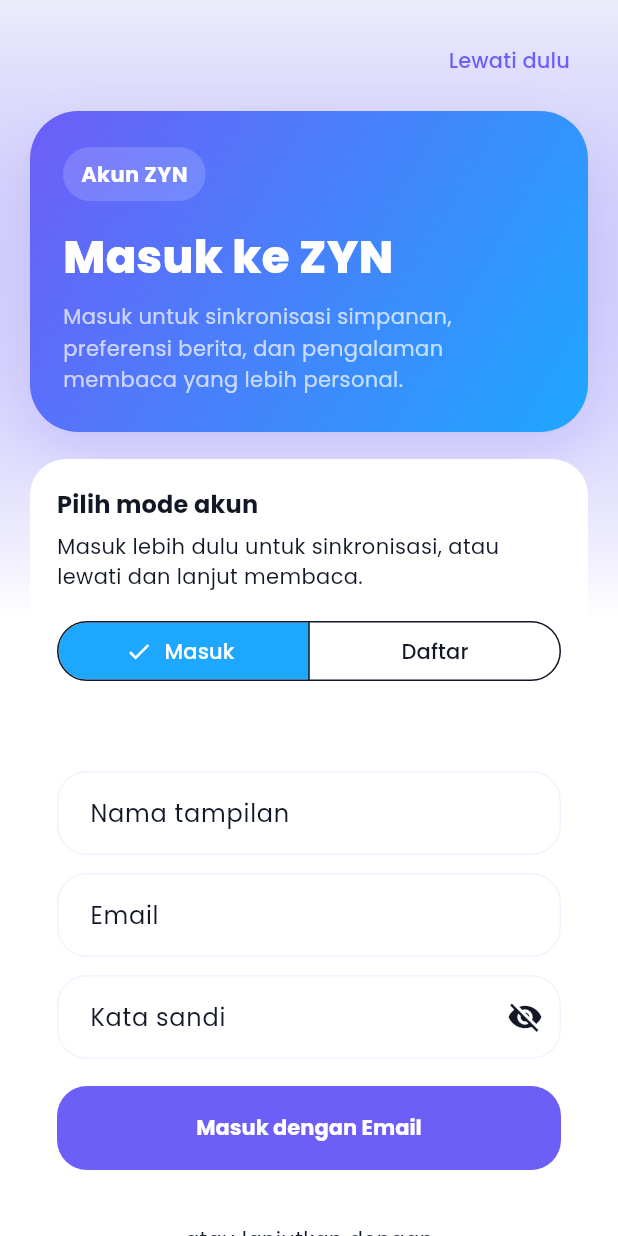
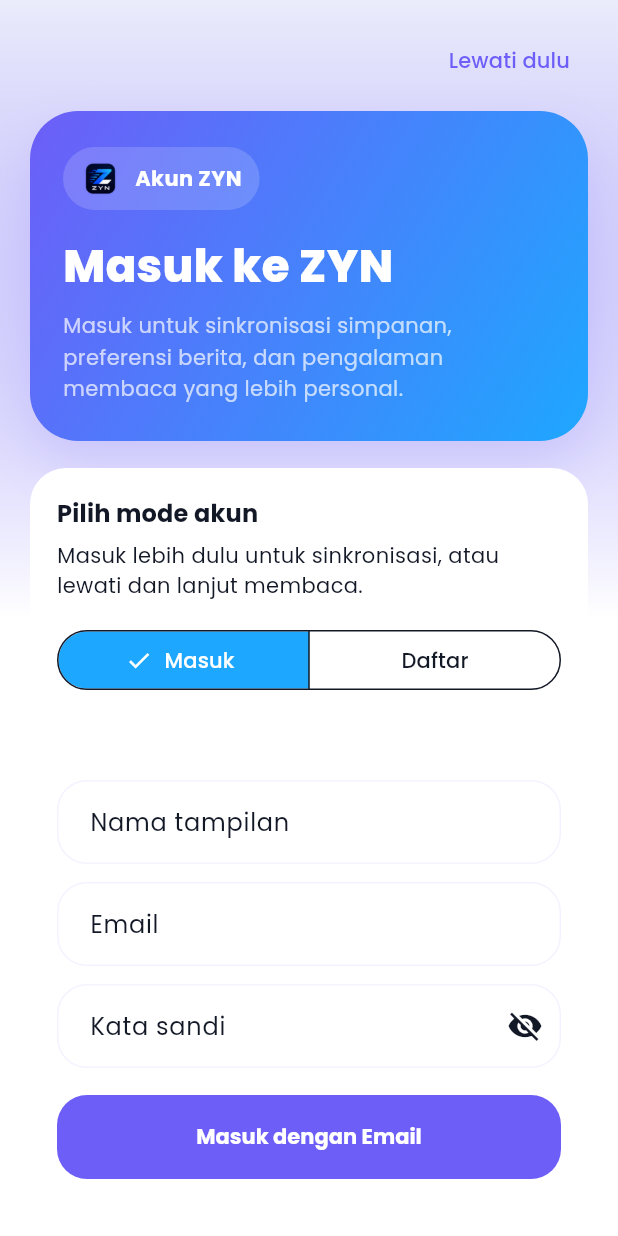
Before and after one commit to Arvanda-n/Zenith-Your-News, a Flutter app: the screen it shows after launch, after a tap on "Lewati", on a phone screen of 412 x 824 dp. Run offline on Flutter 3.47's test engine with Material 3 defaults, Android fonts, the light colour scheme and no system bars; our stand-ins replace google_fonts, share_plus, shared_preferences.

Commit message:
Apply provided ZYN logo across core branding

```diff
--- a/lib/screens/home_screen.dart
+++ b/lib/screens/home_screen.dart
@@ -5,6 +5,7 @@
 import '../theme/app_theme.dart';
 import '../utils/news_category.dart';
 import '../widgets/news_image.dart';
+import '../widgets/zyn_logo.dart';
 
 class HomeScreen extends StatefulWidget {
   const HomeScreen({
@@ -315,15 +316,13 @@
                   child: Column(
                     crossAxisAlignment: CrossAxisAlignment.start,
                     children: [
-                      const Text(
-                        'ZYN',
-                        style: TextStyle(
-                          color: Colors.white,
-                          fontSize: 30,
-                          fontWeight: FontWeight.w800,
-                        ),
+                      const ZynLogo(
+                        size: 52,
+                        radius: 16,
+                        showPlate: true,
+                        padding: EdgeInsets.all(4),
                       ),
-                      const SizedBox(height: 4),
+                      const SizedBox(height: 10),
                       Text(
                         greeting,
                         maxLines: 2,
--- a/lib/screens/login_screen.dart
+++ b/lib/screens/login_screen.dart
@@ -1,6 +1,7 @@
 import 'package:flutter/material.dart';
 
 import '../theme/app_theme.dart';
+import '../widgets/zyn_logo.dart';
 
 enum _AuthMode { masuk, daftar }
 
@@ -185,12 +186,19 @@
                         color: Colors.white.withValues(alpha: 0.16),
                         borderRadius: BorderRadius.circular(999),
                       ),
-                      child: const Text(
-                        'Akun ZYN',
-                        style: TextStyle(
-                          color: Colors.white,
-                          fontWeight: FontWeight.w700,
-                        ),
+                      child: const Row(
+                        mainAxisSize: MainAxisSize.min,
+                        children: [
+                          ZynLogo(size: 26, radius: 8),
+                          SizedBox(width: 10),
+                          Text(
+                            'Akun ZYN',
+                            style: TextStyle(
+                              color: Colors.white,
+                              fontWeight: FontWeight.w700,
+                            ),
+                          ),
+                        ],
                       ),
                     ),
                     const SizedBox(height: 16),
--- a/lib/screens/splash_screen.dart
+++ b/lib/screens/splash_screen.dart
@@ -1,6 +1,7 @@
 import 'package:flutter/material.dart';
 
 import '../theme/app_theme.dart';
+import '../widgets/zyn_logo.dart';
 
 class SplashScreen extends StatelessWidget {
   const SplashScreen({super.key});
@@ -24,26 +25,11 @@
             child: Column(
               mainAxisSize: MainAxisSize.min,
               children: [
-                Container(
-                  width: 104,
-                  height: 104,
-                  decoration: BoxDecoration(
-                    color: Colors.white.withValues(alpha: 0.18),
-                    borderRadius: BorderRadius.circular(30),
-                    border: Border.all(
-                      color: Colors.white.withValues(alpha: 0.22),
-                    ),
-                  ),
-                  alignment: Alignment.center,
-                  child: const Text(
-                    'ZYN',
-                    style: TextStyle(
-                      color: Colors.white,
-                      fontSize: 34,
-                      fontWeight: FontWeight.w800,
-                      letterSpacing: 1.2,
-                    ),
-                  ),
+                const ZynLogo(
+                  size: 104,
+                  radius: 28,
+                  showPlate: true,
+                  padding: EdgeInsets.all(10),
                 ),
                 const SizedBox(height: 24),
                 const Text(
--- /dev/null
+++ b/lib/widgets/zyn_logo.dart
@@ -0,0 +1,47 @@
+import 'package:flutter/material.dart';
+
+class ZynLogo extends StatelessWidget {
+  const ZynLogo({
+    super.key,
+    this.size = 72,
+    this.radius = 20,
+    this.showPlate = false,
+    this.plateColor,
+    this.padding = const EdgeInsets.all(0),
+  });
+
+  final double size;
+  final double radius;
+  final bool showPlate;
+  final Color? plateColor;
+  final EdgeInsets padding;
+
+  static const assetPath = 'assets/branding/logo_zyn.png';
+
+  @override
+  Widget build(BuildContext context) {
+    final logo = ClipRRect(
+      borderRadius: BorderRadius.circular(radius),
+      child: Image.asset(
+        assetPath,
+        width: size,
+        height: size,
+        fit: BoxFit.cover,
+      ),
+    );
+
+    if (!showPlate) {
+      return Padding(padding: padding, child: logo);
+    }
+
+    return Container(
+      padding: padding,
+      decoration: BoxDecoration(
+        color: plateColor ?? Colors.white.withValues(alpha: 0.14),
+        borderRadius: BorderRadius.circular(radius + 8),
+        border: Border.all(color: Colors.white.withValues(alpha: 0.16)),
+      ),
+      child: logo,
+    );
+  }
+}
--- a/pubspec.yaml
+++ b/pubspec.yaml
@@ -60,6 +60,9 @@
   # the material Icons class.
   uses-material-design: true
 
+  assets:
+    - assets/branding/logo_zyn.png
+
   # To add assets to your application, add an assets section, like this:
   # assets:
   #   - images/a_dot_burr.jpeg
```
Also changed, not shown: assets/branding/logo_zyn.png (added).
